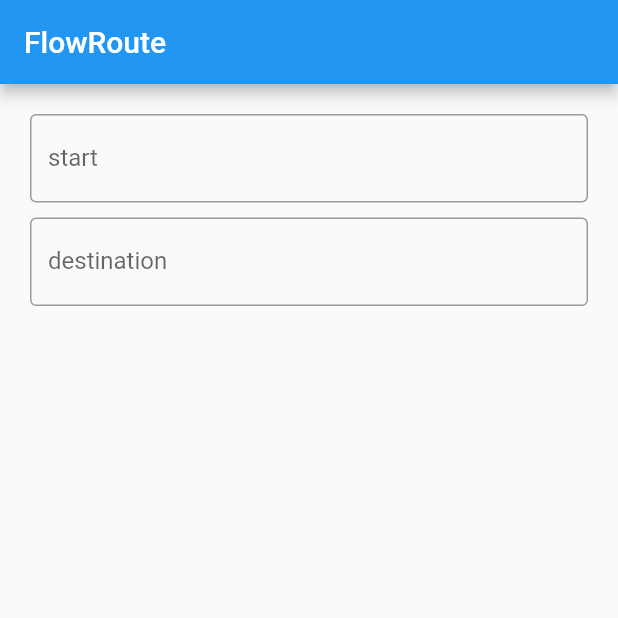
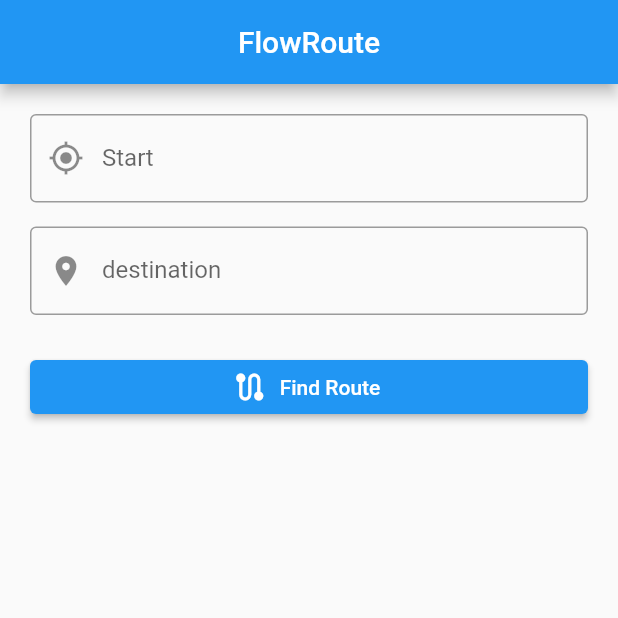
Before and after one commit to IAmAmroub/flutter_flowroute_capstone, a Flutter app: the screen it shows after launch, on a phone screen of 412 x 824 dp, the top half of it. Run offline on Flutter 3.47's test engine with Material 2 defaults, Android fonts, the light colour scheme and no system bars.

Commit message:
Add route input screen

```diff
--- a/lib/main.dart
+++ b/lib/main.dart
@@ -11,7 +11,8 @@ class MyApp extends StatelessWidget {
 
   @override
   Widget build(BuildContext context) {
-    return MaterialApp(
+    return const MaterialApp(
+      debugShowCheckedModeBanner: false,
       home: RouteInputScreen(),
     );
   }
--- a/lib/screens/route_input_screen.dart
+++ b/lib/screens/route_input_screen.dart
@@ -1,4 +1,7 @@
+import 'package:flowroute_capstone/models/route_model.dart';
 import 'package:flutter/material.dart';
+
+import '../services/route_service.dart';
 
 class RouteInputScreen extends StatefulWidget {
   const RouteInputScreen({super.key});
@@ -11,10 +14,66 @@ class _RouteInputScreenState extends State<RouteInputScreen> {
   final _startController = TextEditingController();
   final _destinationController = TextEditingController();
 
+  final RouteService _routeService = RouteService();
+
+  bool _isLoading = false;
+
+  Future<void> _findRoute() async {
+    final start = _startController.text.trim();
+    final destination = _destinationController.text.trim();
+
+    if (start.isEmpty || destination.isEmpty) {
+      ScaffoldMessenger.of(context).showSnackBar(
+        const SnackBar(
+          content: Text('Please enter both start and destination.'),
+        ),
+      );
+      return;
+    }
+
+    setState(() {
+      _isLoading = true;
+    });
+
+    try {
+      final RouteModel route = await _routeService.fetchRoute();
+
+      if (!mounted) return;
+
+      ScaffoldMessenger.of(context).showSnackBar(
+        SnackBar(
+          content: Text(
+            'Route loaded: ${route.start} → ${route.destination}',
+          ),
+        ),
+      );
+    } catch (e) {
+      if (!mounted) return;
+      ScaffoldMessenger.of(context).showSnackBar(
+        const SnackBar(
+          content: Text('Failed to load route.'),
+        ),
+      );
+    } finally {
+      if (!mounted) return;
+      setState(() {
+        _isLoading = false;
+      });
+    }
+  }
+
+  @override
+  void dispose() {
+    _startController.dispose();
+    _destinationController.dispose();
+    super.dispose();
+  }
+
   @override
   Widget build(BuildContext context) {
     return Scaffold(
       appBar: AppBar(
+        centerTitle: true,
         title: const Text("FlowRoute"),
       ),
       body: Padding(
@@ -24,13 +83,14 @@ class _RouteInputScreenState extends State<RouteInputScreen> {
             TextFormField(
               controller: _startController,
               decoration: const InputDecoration(
-                label: Text("start"),
-                hintText: "enter the start place",
+                labelText: 'Start',
+                hintText: 'Enter starting location',
                 border: OutlineInputBorder(),
+                prefixIcon: Icon(Icons.my_location),
               ),
             ),
             const SizedBox(
-              height: 10,
+              height: 16,
             ),
             TextFormField(
               controller: _destinationController,
@@ -38,8 +98,24 @@ class _RouteInputScreenState extends State<RouteInputScreen> {
                 label: Text("destination"),
                 hintText: "enter the destination place",
                 border: OutlineInputBorder(),
+                prefixIcon: Icon(Icons.location_on),
               ),
             ),
+            const SizedBox(
+              height: 24,
+            ),
+            SizedBox(
+              width: double.infinity,
+              child: ElevatedButton.icon(
+                onPressed: _isLoading ? null : _findRoute,
+                icon: const Icon(Icons.route),
+                label: Text(_isLoading ? 'Finding Route...' : 'Find Route'),
+              ),
+            ),
+            if (_isLoading) ...[
+              const SizedBox(height: 20),
+              const CircularProgressIndicator(),
+            ],
           ],
         ),
       ),
```
